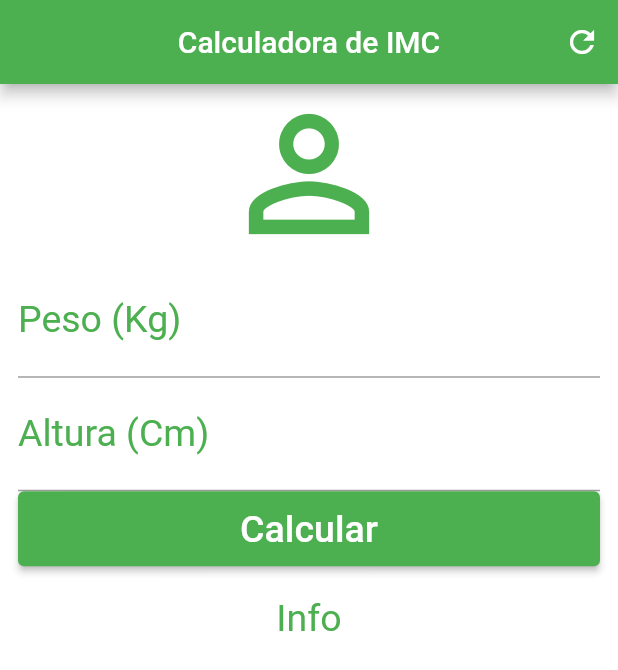
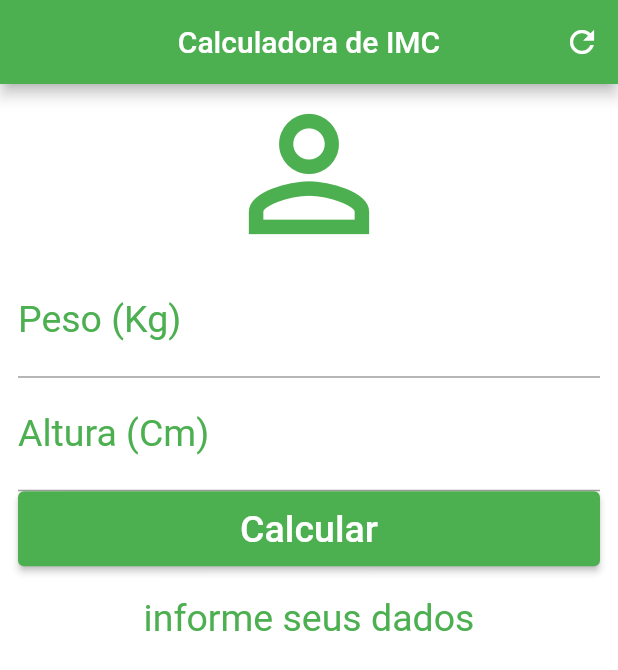
Before and after one commit to RenatoRosaFranco/imc_calculator, a Flutter app: the screen it shows after launch, after a tap on "Calcular", on a phone screen of 412 x 824 dp. Shown: the top 670 px of the screen. Run offline on Flutter 3.47's test engine with Material 2 defaults, Android fonts, the phone set to English and light mode, and no system bars.

Commit message:
Added field controllers and calc/reset functions

```diff
--- a/lib/main.dart
+++ b/lib/main.dart
@@ -15,6 +15,41 @@ class Home extends StatefulWidget {
 }
 
 class _HomeState extends State<Home> {
+  TextEditingController weightController = TextEditingController();
+  TextEditingController heightController = TextEditingController();
+
+  String _infoText = 'informe seus dados';
+
+  void _resetFields() {
+    setState(() {
+      weightController.text = '';
+      heightController.text = '';
+      _infoText = 'Informe seus dados';
+    });
+  }
+
+  void _calcutate() {
+    setState(() {
+      double weight = double.parse(weightController.text);
+      double height = double.parse(heightController.text) / 100;
+      double imc    = weight / (height * height);
+
+      if (imc < 18.6) {
+        _infoText = 'Abaixo do peso (${imc.toStringAsPrecision(4)})';
+      } else if (imc >= 18.6 && imc < 24.9) {
+        _infoText = 'Peso ideal (${imc.toStringAsPrecision(4)})';
+      } else if (imc >= 24.9 && imc < 29.9) {
+        _infoText = 'Levemente acima do peso (${imc.toStringAsPrecision(4)})';
+      } else if (imc >= 29.9 && imc < 34.9) {
+        _infoText = 'Obesidade Grau I (${imc.toStringAsPrecision(4)})';
+      } else if (imc >= 34.9 && imc < 39.9) {
+        _infoText = 'Obesidade Grau II (${imc.toStringAsPrecision(4)})';
+      } else if (imc >= 40) {
+        _infoText = 'Obesidade Grau III (${imc.toStringAsPrecision(4)})';
+      }
+    });
+  }
+
   @override
   Widget build(BuildContext context) {
     return Scaffold(
@@ -26,7 +61,7 @@ class _HomeState extends State<Home> {
         ),
         actions: <Widget>[
           IconButton(
-            onPressed: () {},
+            onPressed: _resetFields,
             icon: const Icon(Icons.refresh),
           )
         ],
@@ -44,30 +79,32 @@ class _HomeState extends State<Home> {
                 color:
                 Colors.green,
               ),
-              const TextField(
+              TextField(
+                controller: weightController,
                 keyboardType: TextInputType.number,
-                decoration: InputDecoration(
+                decoration: const InputDecoration(
                   labelText: 'Peso (Kg)',
                   labelStyle: TextStyle(
                     color: Colors.green
                   ),
                 ),
                 textAlign: TextAlign.center,
-                style: TextStyle(
+                style: const TextStyle(
                   color: Colors.green,
                   fontSize: 25,
                 ),
               ),
-              const TextField(
+              TextField(
+                controller: heightController,
                 keyboardType: TextInputType.number,
-                decoration: InputDecoration(
+                decoration: const InputDecoration(
                   labelText: 'Altura (Cm)',
                   labelStyle: TextStyle(
                       color: Colors.green
                   ),
                 ),
                 textAlign: TextAlign.center,
-                style: TextStyle(
+                style: const TextStyle(
                   color: Colors.green,
                   fontSize: 25,
                 ),
@@ -75,7 +112,7 @@ class _HomeState extends State<Home> {
               SizedBox(
                 height: 50,
                 child: ElevatedButton(
-                  onPressed: () {},
+                  onPressed: _calcutate,
                   style: ElevatedButton.styleFrom(
                     backgroundColor: Colors.green
                   ),
@@ -86,11 +123,11 @@ class _HomeState extends State<Home> {
                   ),),
                 ),
               ),
-              const Padding(
-                padding: EdgeInsets.only(top: 20),
-                child: Text('Info',
+              Padding(
+                padding: const EdgeInsets.only(top: 20),
+                child: Text(_infoText,
                   textAlign: TextAlign.center,
-                  style: TextStyle(
+                  style: const TextStyle(
                     color: Colors.green,
                     fontSize: 25.0
                   ),
```
